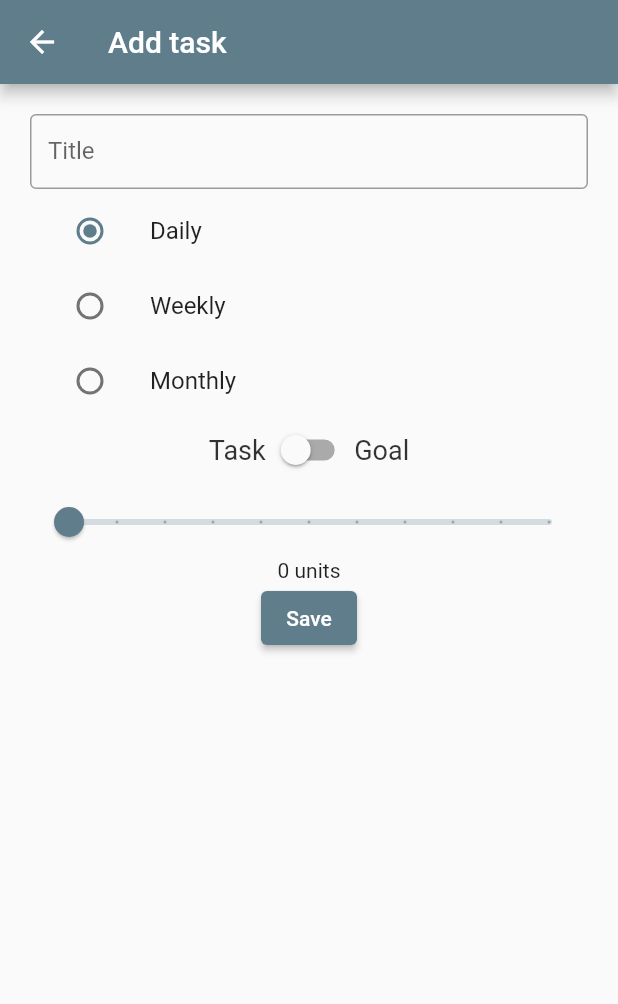
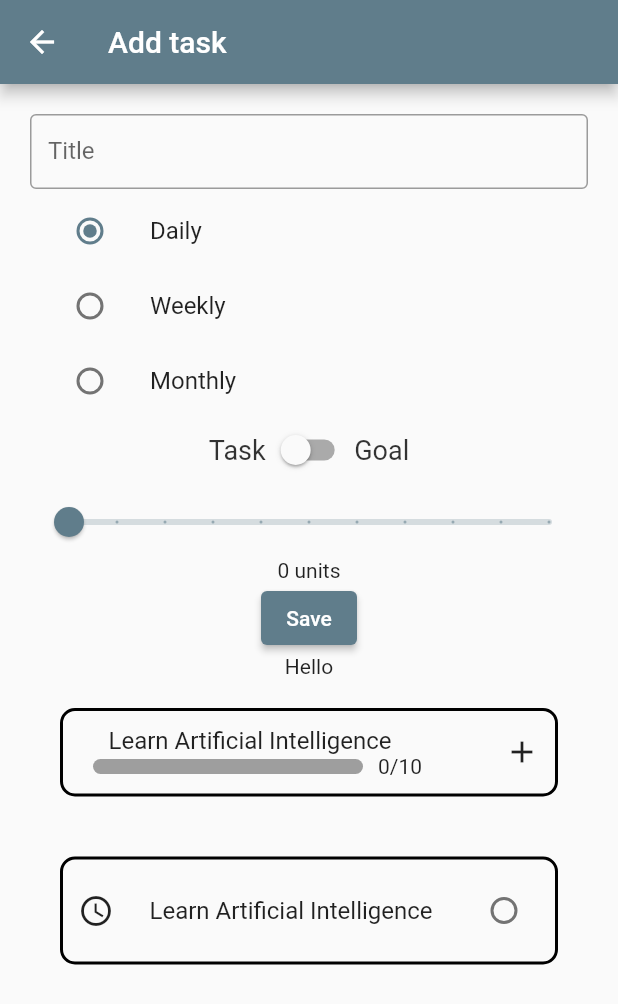
Before and after one commit to coder-Ace77/Flutter_notes_app, a Flutter app: the AddTask screen opened directly, on a phone screen of 412 x 824 dp. Shown: the top 1004 px of the screen. Run offline on Flutter 3.47's test engine with Material 2 defaults, Android fonts, the phone set to English and light mode, and no system bars; drawn by our look-alikes of percent_indicator; our stand-ins replace hive, hive_flutter, image_picker, scrollable_positioned_list; missing offline and left inert: dart:ffi; accounts and stored records are empty.

Commit message:
Add Task Widget

```diff
--- a/lib/add_task.dart
+++ b/lib/add_task.dart
@@ -1,4 +1,6 @@
 import 'package:flutter/material.dart';
+import './progress_bar.dart';
+import './task_widget.dart';
 
 class AddTask extends StatefulWidget {
   const AddTask({super.key});
@@ -143,7 +145,10 @@ class _AddTaskState extends State<AddTask> {
                     );
                     print(currentText);
                   },
-                  child: const Text("Save"))
+                  child: const Text("Save")),
+              const Text("Hello"),
+              ProgressBar(),
+              TaskWidget(),
             ],
           ),
         ));
--- /dev/null
+++ b/lib/progress_bar.dart
@@ -0,0 +1,73 @@
+import 'package:flutter/material.dart';
+import 'package:percent_indicator/percent_indicator.dart';
+
+class ProgressBar extends StatefulWidget {
+  const ProgressBar({super.key});
+
+  @override
+  State<ProgressBar> createState() => _ProgressBarState();
+}
+
+class _ProgressBarState extends State<ProgressBar> {
+  bool isChecked = false;
+  var hoursCompleted = 0;
+  @override
+  Widget build(BuildContext context) {
+    return Container(
+        margin: EdgeInsets.all(20),
+        padding: EdgeInsets.all(10),
+        // height: 80,
+        decoration: BoxDecoration(
+            border: Border.all(color: Colors.black, width: 2),
+            borderRadius: BorderRadius.circular(10)),
+        child: Row(
+          mainAxisAlignment: MainAxisAlignment.spaceBetween,
+          children: [
+            Column(
+              // mainAxisAlignment: MainAxisAlignment.spaceBetween,
+              children: [
+                Column(
+                  mainAxisAlignment: MainAxisAlignment.start,
+                  crossAxisAlignment: CrossAxisAlignment.start,
+                  children: [
+                    const Text(
+                      "Learn Artificial Intelligence",
+                      style: TextStyle(fontSize: 16),
+                    ),
+                  ],
+                ),
+                Row(
+                  mainAxisAlignment: MainAxisAlignment.spaceBetween,
+                  // crossAxisAlignment: CrossAxisAlignment.end,
+                  children: [
+                    LinearPercentIndicator(
+                      barRadius: Radius.circular(10),
+                      width: 200.0,
+                      lineHeight: 10.0,
+                      percent: hoursCompleted / 10,
+                      backgroundColor: Colors.grey,
+                      progressColor: Colors.greenAccent,
+                    ),
+                    Text(hoursCompleted.toString() + "/10"),
+                  ],
+                ),
+              ],
+            ),
+            Center(
+              // mainAxisAlignment: MainAxisAlignment.spaceBetween,
+              // crossAxisAlignment: CrossAxisAlignment.,
+              child: InkWell(
+                onTap: () {
+                  setState(() {
+                    if (hoursCompleted != 10) {
+                      hoursCompleted = hoursCompleted + 1;
+                    }
+                  });
+                },
+                child: Icon(Icons.add),
+              ),
+            )
+          ],
+        ));
+  }
+}
--- /dev/null
+++ b/lib/task_widget.dart
@@ -0,0 +1,42 @@
+import 'package:flutter/material.dart';
+import 'package:percent_indicator/percent_indicator.dart';
+
+class TaskWidget extends StatefulWidget {
+  const TaskWidget({super.key});
+
+  @override
+  State<TaskWidget> createState() => _TaskWidget();
+}
+
+class _TaskWidget extends State<TaskWidget> {
+  bool isChecked = false;
+  var hoursCompleted = 0;
+  @override
+  Widget build(BuildContext context) {
+    return Container(
+      margin: EdgeInsets.all(20),
+      padding: EdgeInsets.all(10),
+      decoration: BoxDecoration(
+          border: Border.all(color: Colors.black, width: 2),
+          borderRadius: BorderRadius.circular(10)),
+      child: Row(
+        mainAxisAlignment: MainAxisAlignment.spaceBetween,
+        children: [
+          Icon(Icons.watch_later_outlined),
+          Text(
+            "Learn Artificial Intelligence",
+            style: TextStyle(fontSize: 16),
+          ),
+          Checkbox(
+              shape: CircleBorder(eccentricity: 0.2),
+              value: isChecked,
+              onChanged: (value) {
+                setState(() {
+                  isChecked = value!;
+                });
+              })
+        ],
+      ),
+    );
+  }
+}
--- a/pubspec.yaml
+++ b/pubspec.yaml
@@ -43,6 +43,7 @@ dependencies:
   popup_card: ^0.1.0
   cron: ^0.5.1
   image_picker: ^1.0.0
+  percent_indicator: ^4.2.3
 
 dev_dependencies:
   flutter_test:
```
Also changed, not shown: pubspec.lock.
